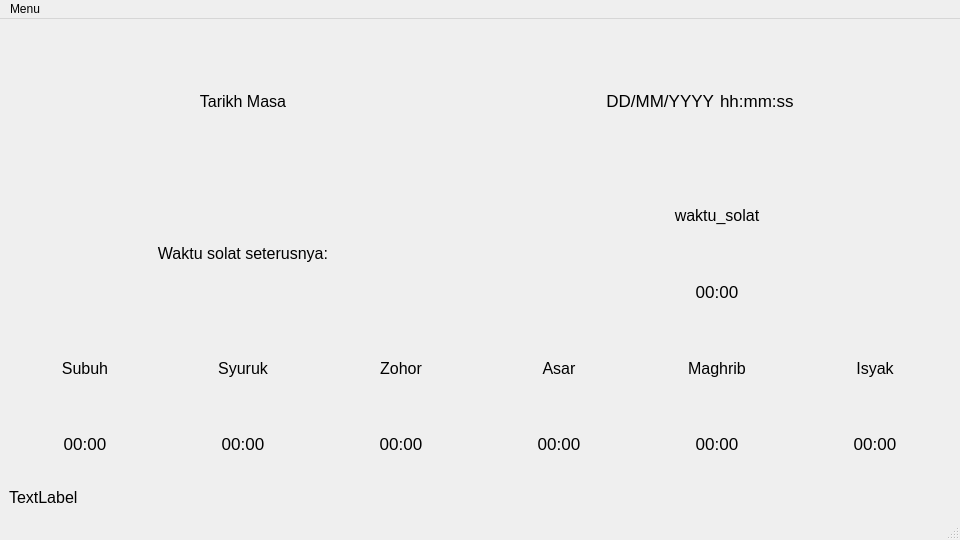
The window that waktu_solat.ui (insyhmi/waktu_solat) describes before a commit, drawn with Qt 5.
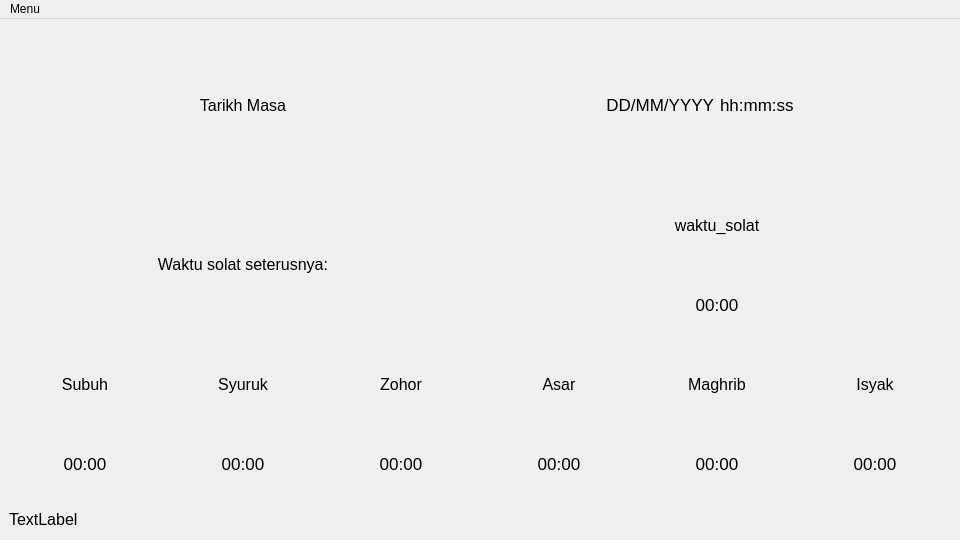
The same window after the commit.

```diff
--- a/waktu_solat.ui
+++ b/waktu_solat.ui
@@ -375,7 +375,6 @@
    </widget>
    <addaction name="menuMenu"/>
   </widget>
-  <widget class="QStatusBar" name="statusbar"/>
   <action name="actionSettings">
    <property name="text">
     <string>Settings</string>
```
